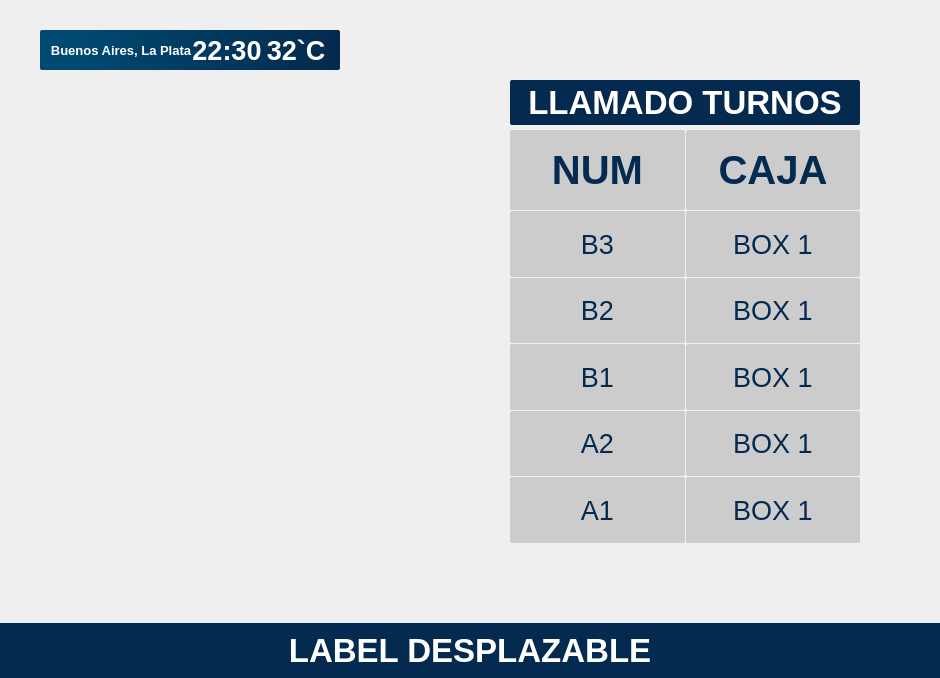
Qt form Display/newDisplay.ui (Gonzaloned/ProgramaTicketera) before a commit.
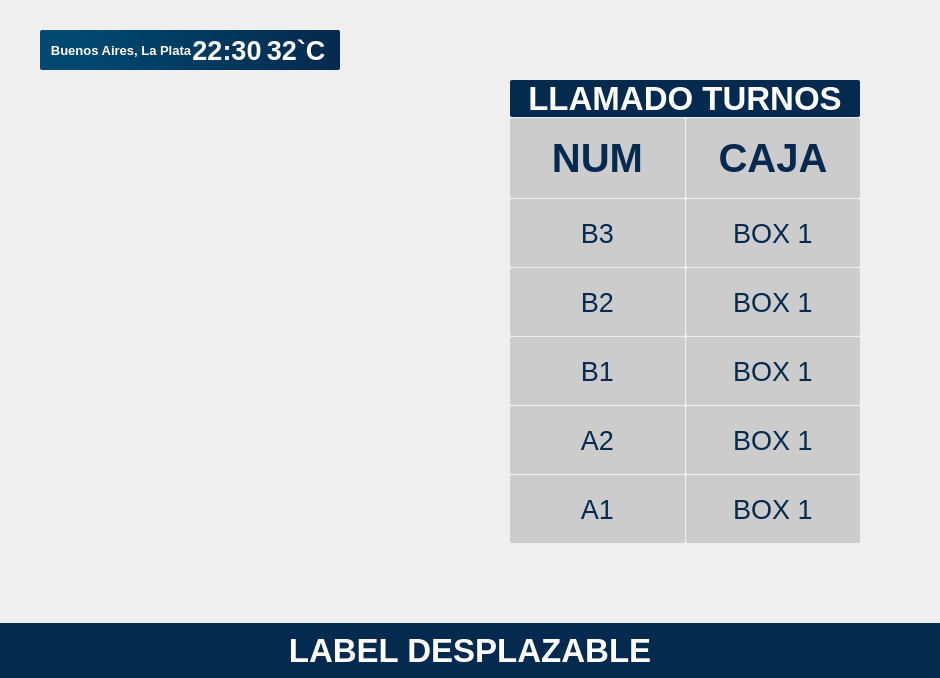
The same form after that commit. Icons and pictures are not drawn.

```diff
--- a/Display/newDisplay.ui
+++ b/Display/newDisplay.ui
@@ -50,6 +50,14 @@
 	
 }
 
+#box_titulo QLabel{
+	background-color: rgb(204, 204, 204);
+
+	color:	rgb(4, 42, 79);
+	border-radius:2px;
+
+}
+
 #nums QLabel{
 	background-color: rgb(204, 204, 204);
 
@@ -353,6 +361,9 @@
                       </size>
                      </property>
                      <layout class="QVBoxLayout" name="verticalLayout_10">
+                      <property name="spacing">
+                       <number>1</number>
+                      </property>
                       <property name="leftMargin">
                        <number>0</number>
                       </property>
@@ -363,7 +374,7 @@
                        <number>0</number>
                       </property>
                       <property name="bottomMargin">
-                       <number>5</number>
+                       <number>1</number>
                       </property>
                       <item>
                        <widget class="QLabel" name="titulo_llamado">
@@ -381,50 +392,6 @@
                         </property>
                        </widget>
                       </item>
-                     </layout>
-                    </widget>
-                   </item>
-                   <item>
-                    <widget class="QWidget" name="base_nums" native="true">
-                     <layout class="QHBoxLayout" name="horizontalLayout_3">
-                      <property name="spacing">
-                       <number>0</number>
-                      </property>
-                      <property name="leftMargin">
-                       <number>0</number>
-                      </property>
-                      <property name="topMargin">
-                       <number>0</number>
-                      </property>
-                      <property name="rightMargin">
-                       <number>0</number>
-                      </property>
-                      <property name="bottomMargin">
-                       <number>0</number>
-                      </property>
-                      <item>
-                       <widget class="QWidget" name="nums" native="true">
-                        <property name="font">
-                         <font>
-                          <pointsize>20</pointsize>
-                         </font>
-                        </property>
-                        <layout class="QVBoxLayout" name="verticalLayout_7">
-                         <property name="spacing">
-                          <number>1</number>
-                         </property>
-                         <property name="leftMargin">
-                          <number>0</number>
-                         </property>
-                         <property name="topMargin">
-                          <number>0</number>
-                         </property>
-                         <property name="rightMargin">
-                          <number>0</number>
-                         </property>
-                         <property name="bottomMargin">
-                          <number>0</number>
-                         </property>
                          <item>
                           <widget class="QWidget" name="box_titulo" native="true">
                            <property name="minimumSize">
@@ -523,6 +490,50 @@
                            </layout>
                           </widget>
                          </item>
+                     </layout>
+                    </widget>
+                   </item>
+                   <item>
+                    <widget class="QWidget" name="base_nums" native="true">
+                     <layout class="QHBoxLayout" name="horizontalLayout_3">
+                      <property name="spacing">
+                       <number>0</number>
+                      </property>
+                      <property name="leftMargin">
+                       <number>0</number>
+                      </property>
+                      <property name="topMargin">
+                       <number>0</number>
+                      </property>
+                      <property name="rightMargin">
+                       <number>0</number>
+                      </property>
+                      <property name="bottomMargin">
+                       <number>0</number>
+                      </property>
+                      <item>
+                       <widget class="QWidget" name="nums" native="true">
+                        <property name="font">
+                         <font>
+                          <pointsize>20</pointsize>
+                         </font>
+                        </property>
+                        <layout class="QVBoxLayout" name="verticalLayout_7">
+                         <property name="spacing">
+                          <number>1</number>
+                         </property>
+                         <property name="leftMargin">
+                          <number>0</number>
+                         </property>
+                         <property name="topMargin">
+                          <number>0</number>
+                         </property>
+                         <property name="rightMargin">
+                          <number>0</number>
+                         </property>
+                         <property name="bottomMargin">
+                          <number>0</number>
+                         </property>
                          <item>
                           <widget class="QWidget" name="box_1" native="true">
                            <layout class="QHBoxLayout" name="horizontalLayout_5">
```
Lines whose indentation alone changed are shown as unchanged.
